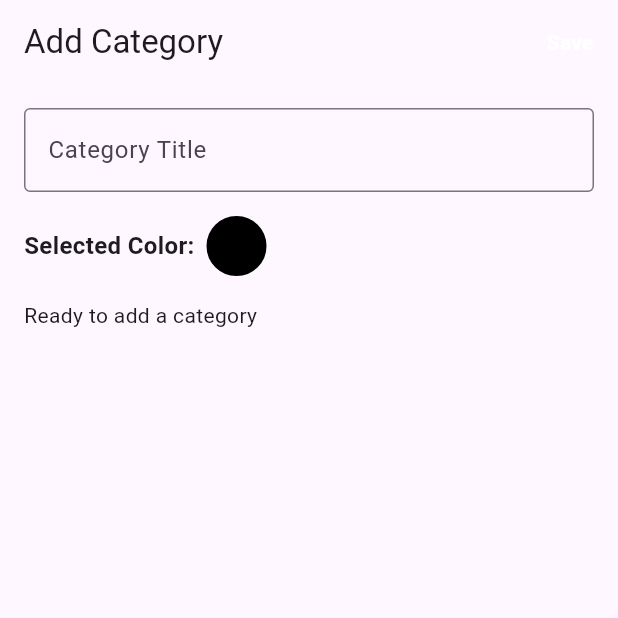
After one commit to adicomdotir/app_architecture_new, a Flutter app: the AddCategoryScreen screen opened directly, on a phone screen of 412 x 824 dp, the top half of it. The commit adds this screen. Run offline on Flutter 3.47's test engine with Material 3 defaults, Android fonts, the phone set to English and light mode, and no system bars; our stand-ins replace cached_network_image, flutter_svg, freezed_annotation, go_router, google_fonts, share_plus and 3 more; accounts and stored records are empty; project files that could hold a hidden picture were left out.

Commit message:
feat: add insert category feature

```diff
--- a/lib/expense_tracker/data/repositories/category/category_repository.dart
+++ b/lib/expense_tracker/data/repositories/category/category_repository.dart
@@ -4,9 +4,9 @@ import '../../../utils/result.dart';
 abstract class CategoryRepository {
   Future<Result<List<CategoryExp>>> fetchCategories();
 
-  Future<Result<CategoryExp>> createCategory(String task);
+  Future<Result<CategoryExp>> createCategory(CategoryExp category);
 
   Future<Result<void>> deleteCategory(int id);
 
-  Future<Result<CategoryExp>> editCategory(CategoryExp todo);
+  Future<Result<CategoryExp>> editCategory(CategoryExp category);
 }
--- a/lib/expense_tracker/data/repositories/category/category_repository_local.dart
+++ b/lib/expense_tracker/data/repositories/category/category_repository_local.dart
@@ -19,11 +19,11 @@ class CategoryRepositoryLocal extends CategoryRepository {
   }
 
   @override
-  Future<Result<CategoryExp>> createCategory(String task) async {
+  Future<Result<CategoryExp>> createCategory(CategoryExp category) async {
     if (!_database.isOpen()) {
       await _database.open();
     }
-    return _database.insert(task);
+    return _database.insert(category);
   }
 
   @override
--- a/lib/expense_tracker/data/services/database_service.dart
+++ b/lib/expense_tracker/data/services/database_service.dart
@@ -1,3 +1,4 @@
+import 'package:flutter/material.dart';
 import 'package:logging/logging.dart';
 import 'package:path/path.dart';
 import 'package:sqflite/sqflite.dart';
@@ -15,6 +16,7 @@ class DatabaseService {
   static const _kTableCategory = 'category';
   static const _kColumnId = '_id';
   static const _kColumnTitle = 'title';
+  static const _kColumnColor = 'color';
 
   Database? _database;
 
@@ -29,20 +31,27 @@ class DatabaseService {
       options: OpenDatabaseOptions(
         onCreate: (db, version) {
           return db.execute(
-            'CREATE TABLE $_kTableCategory($_kColumnId INTEGER PRIMARY KEY AUTOINCREMENT, $_kColumnTitle TEXT)',
+            'CREATE TABLE $_kTableCategory($_kColumnId INTEGER PRIMARY KEY AUTOINCREMENT, $_kColumnTitle TEXT, $_kColumnColor INTEGER)',
           );
         },
-        version: 1,
+        version: 2,
       ),
     );
   }
 
-  Future<Result<CategoryExp>> insert(String title) async {
+  Future<Result<CategoryExp>> insert(CategoryExp category) async {
     try {
       final id = await _database!.insert(_kTableCategory, {
-        _kColumnTitle: title,
+        _kColumnTitle: category.title,
+        _kColumnColor: category.color,
       });
-      return Result.ok(CategoryExp(id: id, title: title));
+      return Result.ok(
+        CategoryExp(
+          id: id,
+          title: category.title,
+          color: Colors.red.value,
+        ),
+      );
     } on Exception catch (e) {
       return Result.error(e);
     }
@@ -53,14 +62,15 @@ class DatabaseService {
     try {
       final entries = await _database!.query(
         _kTableCategory,
-        columns: [_kColumnId, _kColumnTitle],
+        columns: [_kColumnId, _kColumnTitle, _kColumnColor],
       );
-      print('entries');
+      print('$entries');
       final list = entries
           .map(
             (element) => CategoryExp(
               id: element[_kColumnId] as int,
               title: element[_kColumnTitle] as String,
+              color: element[_kColumnColor] as int,
             ),
           )
           .toList();
--- a/lib/expense_tracker/domain/models/category/category.dart
+++ b/lib/expense_tracker/domain/models/category/category.dart
@@ -8,6 +8,7 @@ class CategoryExp with _$CategoryExp {
   const factory CategoryExp({
     required int id,
     required String title,
+    required int color,
   }) = _CategoryExp;
 
   factory CategoryExp.fromJson(Map<String, dynamic> json) =>
--- /dev/null
+++ b/lib/expense_tracker/ui/add_category/view_models/add_category_viewmodel.dart
@@ -0,0 +1,38 @@
+import 'dart:async';
+
+import 'package:app_architecture_new/expense_tracker/domain/models/category/category.dart';
+import 'package:flutter/foundation.dart';
+import 'package:logging/logging.dart';
+
+import '../../../data/repositories/category/category_repository.dart';
+import '../../../utils/command.dart';
+import '../../../utils/result.dart';
+
+class AddCategoryViewModel extends ChangeNotifier {
+  AddCategoryViewModel({
+    required CategoryRepository categoryRepository,
+  }) : _categoryRepository = categoryRepository {
+    addCategory = Command1(_addCategory);
+  }
+
+  final CategoryRepository _categoryRepository;
+  final _log = Logger('AddCategoryViewModel');
+
+  late Command1<CategoryExp, CategoryExp> addCategory;
+
+  Future<Result<CategoryExp>> _addCategory(CategoryExp category) async {
+    try {
+      final result = await _categoryRepository.createCategory(category);
+      switch (result) {
+        case Ok<CategoryExp>():
+          _log.fine('Added category');
+        case Error<CategoryExp>():
+          _log.warning('Failed to add category', result.error);
+          return result;
+      }
+      return result;
+    } finally {
+      notifyListeners();
+    }
+  }
+}
--- /dev/null
+++ b/lib/expense_tracker/ui/add_category/widgets/add_category_screen.dart
@@ -0,0 +1,238 @@
+import 'package:app_architecture_new/expense_tracker/domain/models/category/category.dart';
+import 'package:flutter/material.dart';
+
+import '../view_models/add_category_viewmodel.dart';
+
+class AddCategoryScreen extends StatefulWidget {
+  const AddCategoryScreen({
+    required this.viewModel,
+    super.key,
+  });
+
+  final AddCategoryViewModel viewModel;
+
+  @override
+  State<AddCategoryScreen> createState() => _AddCategoryScreenState();
+}
+
+class _AddCategoryScreenState extends State<AddCategoryScreen> {
+  late TextEditingController _titleController;
+  Color _selectedColor = Colors.black; // Default color
+
+  @override
+  void initState() {
+    super.initState();
+    _titleController = TextEditingController();
+
+    widget.viewModel.addCategory.addListener(
+      () {
+        if (widget.viewModel.addCategory.completed) {
+          Navigator.pop(context);
+        }
+      },
+    );
+  }
+
+  @override
+  void dispose() {
+    _titleController.dispose();
+    super.dispose();
+  }
+
+  void _saveCategory() {
+    if (_titleController.text.isNotEmpty) {
+      widget.viewModel.addCategory.execute(
+        CategoryExp(
+          id: 0,
+          title: _titleController.text,
+          color: _selectedColor.value,
+        ),
+      );
+    } else {
+      ScaffoldMessenger.of(context).showSnackBar(
+        const SnackBar(content: Text('Please enter a title')),
+      );
+    }
+  }
+
+  Future<void> _pickColor() async {
+    Color? pickedColor = await showDialog(
+      context: context,
+      builder: (context) => ColorPickerDialog(initialColor: _selectedColor),
+    );
+
+    if (pickedColor != null) {
+      setState(() {
+        _selectedColor = pickedColor;
+      });
+    }
+  }
+
+  @override
+  Widget build(BuildContext context) {
+    return Scaffold(
+      appBar: AppBar(
+        title: const Text('Add Category'),
+        actions: [
+          TextButton(
+            onPressed: _saveCategory,
+            child: const Text(
+              'Save',
+              style: TextStyle(
+                color: Colors.white,
+                fontWeight: FontWeight.bold,
+              ),
+            ),
+          ),
+        ],
+      ),
+      body: SafeArea(
+        top: true,
+        bottom: true,
+        child: Padding(
+          padding: const EdgeInsets.all(16.0),
+          child: Column(
+            crossAxisAlignment: CrossAxisAlignment.start,
+            children: [
+              // Text Input for Title
+              TextField(
+                controller: _titleController,
+                decoration: const InputDecoration(
+                  labelText: 'Category Title',
+                  border: OutlineInputBorder(),
+                ),
+              ),
+              const SizedBox(height: 16),
+
+              // Color Picker Section
+              Row(
+                children: [
+                  const Text(
+                    'Selected Color:',
+                    style: TextStyle(fontSize: 16, fontWeight: FontWeight.bold),
+                  ),
+                  const SizedBox(width: 8),
+                  GestureDetector(
+                    onTap: _pickColor,
+                    child: Container(
+                      width: 40,
+                      height: 40,
+                      decoration: BoxDecoration(
+                        color: _selectedColor,
+                        shape: BoxShape.circle,
+                        border: Border.all(color: Colors.black, width: 2),
+                      ),
+                    ),
+                  ),
+                ],
+              ),
+              const SizedBox(height: 16),
+
+              // Status or Loading/Error UI
+              Expanded(
+                child: ListenableBuilder(
+                  listenable: widget.viewModel.addCategory,
+                  builder: (context, child) {
+                    if (widget.viewModel.addCategory.running) {
+                      return const Center(
+                        child: CircularProgressIndicator(),
+                      );
+                    }
+
+                    if (widget.viewModel.addCategory.error) {
+                      return Center(
+                        child:
+                            Text(widget.viewModel.addCategory.error.toString()),
+                      );
+                    }
+
+                    return child!;
+                  },
+                  child: ListenableBuilder(
+                    listenable: widget.viewModel,
+                    builder: (context, _) {
+                      return const Text('Ready to add a category');
+                    },
+                  ),
+                ),
+              ),
+            ],
+          ),
+        ),
+      ),
+    );
+  }
+}
+
+// Custom Color Picker Dialog Widget
+class ColorPickerDialog extends StatelessWidget {
+  const ColorPickerDialog({required this.initialColor, super.key});
+
+  final Color initialColor;
+
+  final List<Color> _colors = const [
+    Colors.red,
+    Colors.green,
+    Colors.blue,
+    Colors.orange,
+    Colors.purple,
+    Colors.yellow,
+    Colors.brown,
+    Colors.cyan,
+    Colors.pink,
+    Colors.teal,
+    Colors.grey,
+    Colors.indigo,
+    Colors.lime,
+    Colors.amber,
+    Colors.deepOrange,
+    Colors.deepPurple,
+    Colors.lightBlue,
+    Colors.lightGreen,
+  ];
+
+  @override
+  Widget build(BuildContext context) {
+    return AlertDialog(
+      title: const Text('Pick a Color'),
+      content: SizedBox(
+        width: double.maxFinite,
+        child: GridView.builder(
+          gridDelegate: const SliverGridDelegateWithFixedCrossAxisCount(
+            crossAxisCount: 4, // Number of colors per row
+            crossAxisSpacing: 8.0,
+            mainAxisSpacing: 8.0,
+          ),
+          shrinkWrap: true,
+          itemCount: _colors.length,
+          itemBuilder: (context, index) {
+            final color = _colors[index];
+            return GestureDetector(
+              onTap: () {
+                Navigator.of(context).pop(color);
+              },
+              child: Container(
+                decoration: BoxDecoration(
+                  color: color,
+                  shape: BoxShape.circle,
+                  border: Border.all(
+                    color: initialColor == color
+                        ? Colors.black
+                        : Colors.transparent,
+                    width: 2,
+                  ),
+                ),
+              ),
+            );
+          },
+        ),
+      ),
+      actions: [
+        TextButton(
+          onPressed: () => Navigator.of(context).pop(),
+          child: const Text('Cancel'),
+        ),
+      ],
+    );
+  }
+}
--- a/lib/expense_tracker/ui/category/widgets/category_list_screen.dart
+++ b/lib/expense_tracker/ui/category/widgets/category_list_screen.dart
@@ -67,6 +67,7 @@ class _CategoryScreenState extends State<CategoryScreen> {
           child: ListenableBuilder(
             listenable: widget.viewModel,
             builder: (context, _) {
+              print(widget.viewModel.categories.length);
               return CustomScrollView(
                 slivers: [
                   SliverToBoxAdapter(
@@ -137,7 +138,7 @@ class _Category extends StatelessWidget {
       direction: DismissDirection.endToStart,
       confirmDismiss: confirmDismiss,
       background: Container(
-        color: Colors.red,
+        color: Color(category.color),
         child: const Row(
           mainAxisAlignment: MainAxisAlignment.end,
           children: [
@@ -162,6 +163,11 @@ class _Category extends StatelessWidget {
                 category.title,
                 style: Theme.of(context).textTheme.titleLarge,
               ),
+              Container(
+                color: Color(category.color),
+                width: 24,
+                height: 24,
+              ),
             ],
           ),
         ),
```
Also changed, not shown: lib/expense_tracker/main.dart (+18 -2 lines), lib/expense_tracker/domain/models/category/category.freezed.dart, lib/expense_tracker/domain/models/category/category.g.dart.
